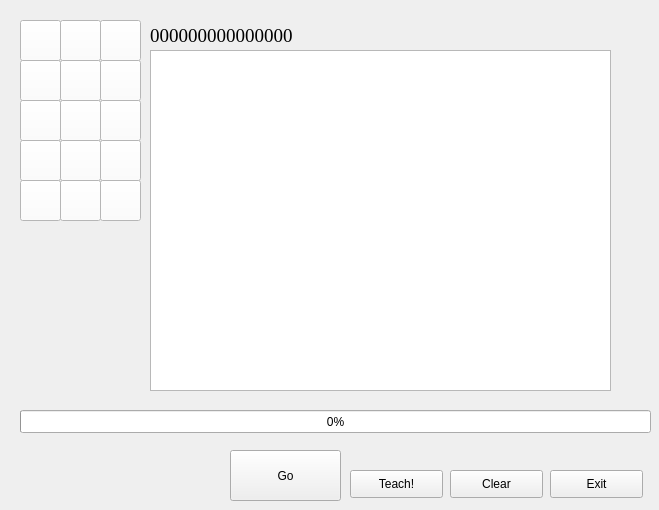
seara2k/HSE-PROJECT-simple-neural-network, file ui.ui: the form before one commit.
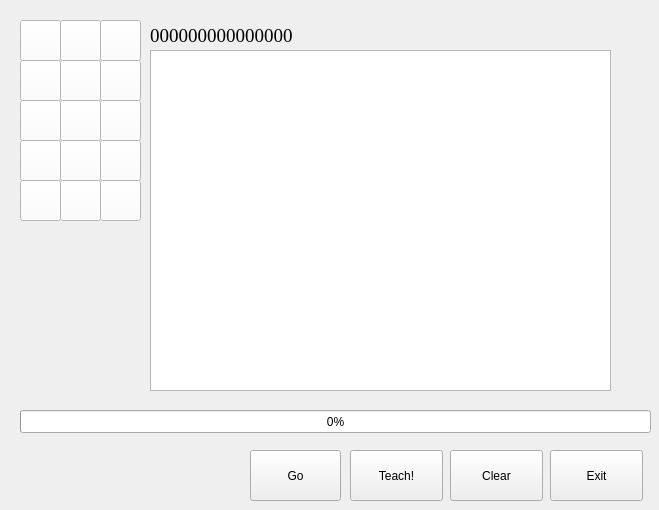
The form after the commit. Icons and pictures are not drawn.

Diff of the .ui file:
```diff
--- a/ui.ui
+++ b/ui.ui
@@ -475,9 +475,9 @@
   <widget class="QPushButton" name="goButton">
    <property name="geometry">
     <rect>
-     <x>230</x>
+     <x>250</x>
      <y>450</y>
-     <width>111</width>
+     <width>91</width>
      <height>51</height>
     </rect>
    </property>
@@ -507,20 +507,23 @@
   <widget class="QLabel" name="label">
    <property name="geometry">
     <rect>
-     <x>30</x>
-     <y>240</y>
-     <width>101</width>
-     <height>131</height>
+     <x>20</x>
+     <y>230</y>
+     <width>121</width>
+     <height>171</height>
     </rect>
    </property>
    <property name="font">
     <font>
-     <pointsize>36</pointsize>
+     <pointsize>72</pointsize>
     </font>
    </property>
    <property name="text">
     <string/>
    </property>
+   <property name="alignment">
+    <set>Qt::AlignCenter</set>
+   </property>
   </widget>
   <widget class="QProgressBar" name="progressBar">
    <property name="geometry">
@@ -539,9 +542,9 @@
    <property name="geometry">
     <rect>
      <x>450</x>
-     <y>470</y>
+     <y>450</y>
      <width>93</width>
-     <height>28</height>
+     <height>51</height>
     </rect>
    </property>
    <property name="text">
@@ -552,9 +555,9 @@
    <property name="geometry">
     <rect>
      <x>550</x>
-     <y>470</y>
+     <y>450</y>
      <width>93</width>
-     <height>28</height>
+     <height>51</height>
     </rect>
    </property>
    <property name="text">
@@ -565,9 +568,9 @@
    <property name="geometry">
     <rect>
      <x>350</x>
-     <y>470</y>
+     <y>450</y>
      <width>93</width>
-     <height>28</height>
+     <height>51</height>
     </rect>
    </property>
    <property name="text">
```
Left out of the diff: 2 changed lines with no effect on the pictures.
